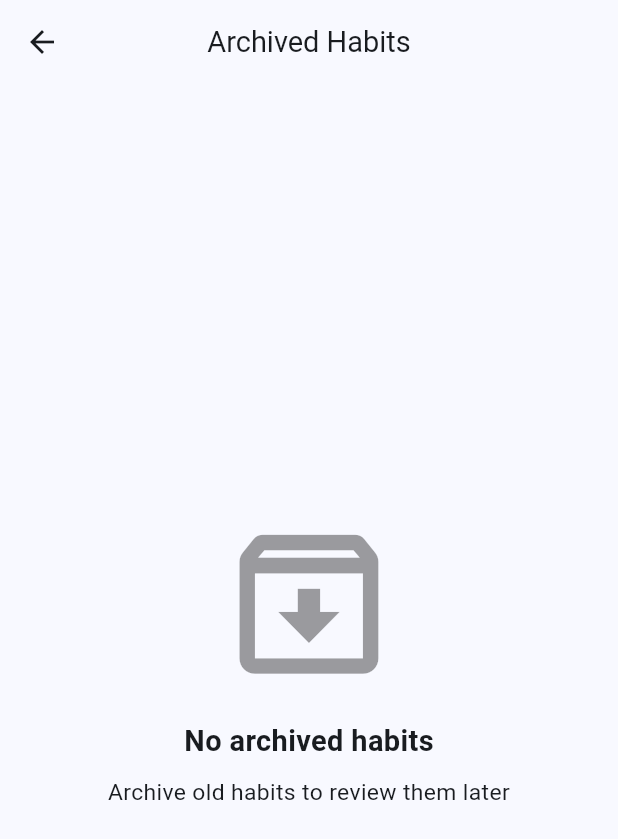
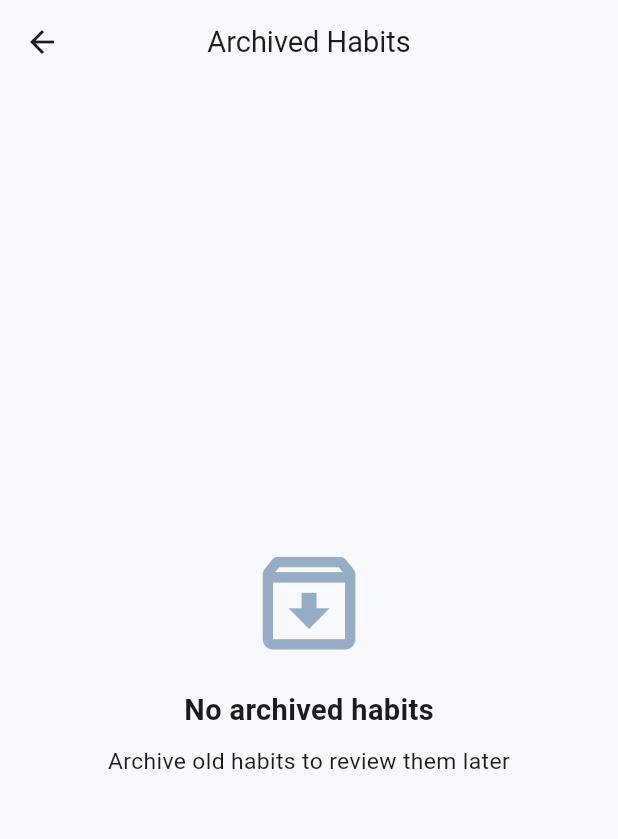
Before and after one commit to linamat/Atomize, a Flutter app: the screen it shows after launch, after a tap on the "archive" icon, on a phone screen of 412 x 824 dp. Shown: the top 839 px of the screen. Run offline on Flutter 3.47's test engine with Material 3 defaults, Android fonts, the light colour scheme and no system bars; our stand-ins replace flutter_colorpicker, hive, hive_flutter, responsive_sizer, shared_preferences; accounts and stored records are empty; generated files the repository leaves out were written again.

Commit message:
update ui

```diff
--- a/lib/main.dart
+++ b/lib/main.dart
@@ -37,8 +37,10 @@ class App extends StatelessWidget {
     final habitController = Provider.of<HabitController>(context);
 
     if (!appState.initialized || !habitController.isInitialized) {
-      return const MaterialApp(
-        home: Scaffold(body: Center(child: CircularProgressIndicator())),
+      return MaterialApp(
+        theme: AppTheme.light(appState.primaryColor),
+        darkTheme: AppTheme.dark(appState.primaryColor),
+        home: const Scaffold(body: Center(child: CircularProgressIndicator())),
       );
     }
 
--- a/lib/view/habits/widgets/archived_habits_screen.dart
+++ b/lib/view/habits/widgets/archived_habits_screen.dart
@@ -30,8 +30,8 @@ class ArchivedHabitsScreen extends StatelessWidget {
                 children: [
                   Icon(
                     Icons.archive_outlined,
-                    size: 15.h,
-                    color: Theme.of(context).disabledColor,
+                    size: 20.w,
+                    color: Theme.of(context).colorScheme.primary.withValues(alpha: 0.5),
                   ),
                   SizedBox(height: 2.h),
                   Text(
```
